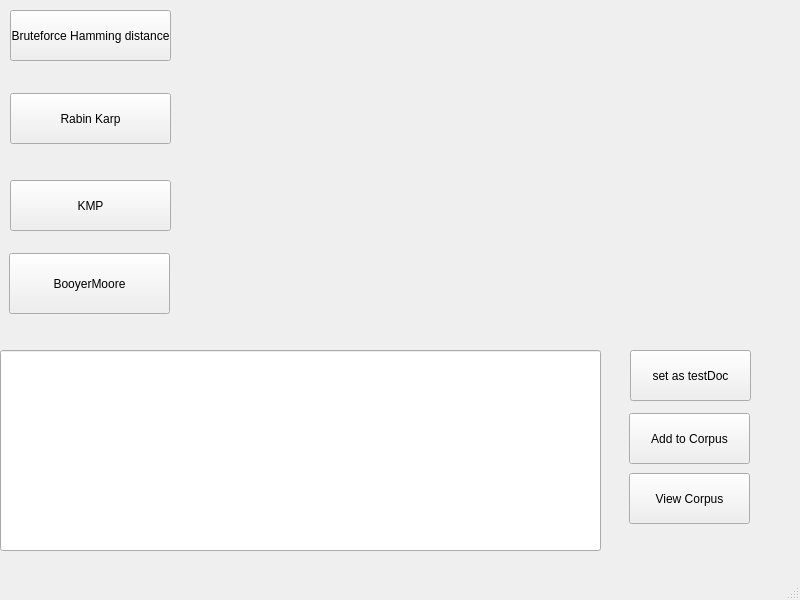
Qt form Qt-implementation/mainwindow.ui (Yahia-kilany/CS2-TeamProject) before a commit.
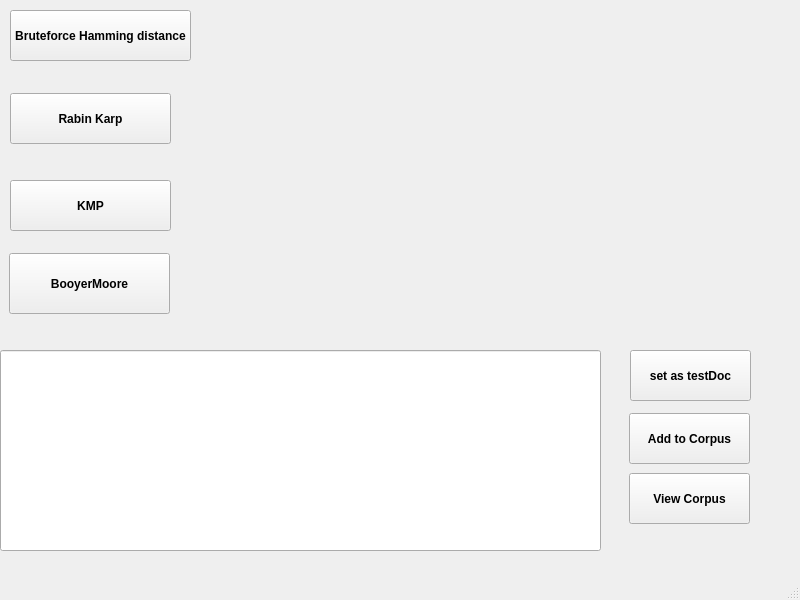
The same form after that commit.

Patch:
```diff
--- a/Qt-implementation/mainwindow.ui
+++ b/Qt-implementation/mainwindow.ui
@@ -14,7 +14,7 @@
    <string>MainWindow</string>
   </property>
   <property name="styleSheet">
-   <string notr="true"/>
+   <string notr="true">QPushButton {font-weight: bold;color: black;}</string>
   </property>
   <widget class="QWidget" name="centralwidget">
    <widget class="QLabel" name="results">
@@ -87,7 +87,7 @@
      <rect>
       <x>10</x>
       <y>10</y>
-      <width>161</width>
+      <width>181</width>
       <height>51</height>
      </rect>
     </property>
```
